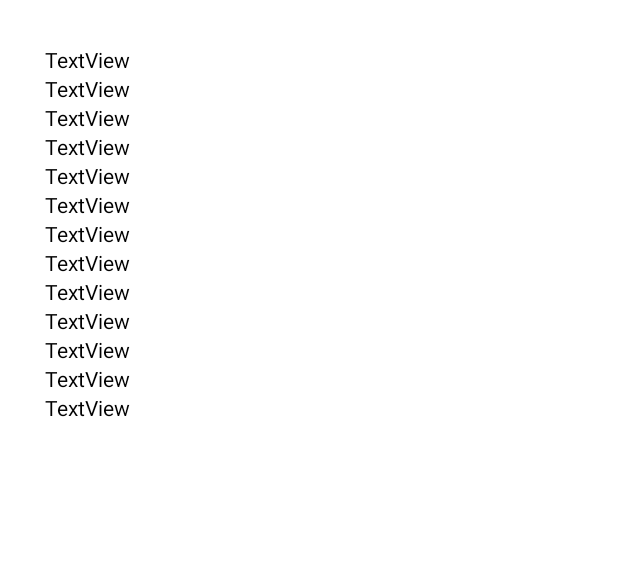
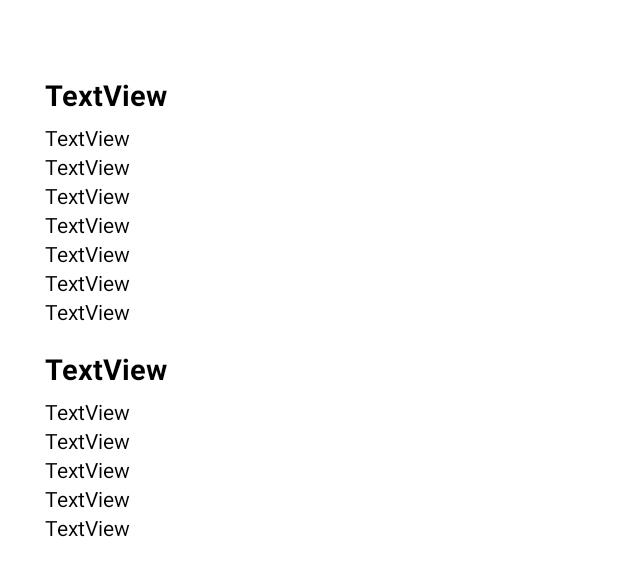
Before and after one commit to sohumk07/ParivaarApp, an Android app: the layout list_patient_data.xml on its own in the app's theme, with its tools: preview values and no code run, on a phone screen of 412 x 824 dp. Shown: the top 576 px of the screen. Run offline under Robolectric (Android 15) with nearby library versions, the phone set to English and light mode, and no system bars.

Commit message:
layout for patient data

```diff
--- a/app/src/main/java/com/example/parivaarapp/AdminPatientRegistration.java
+++ b/app/src/main/java/com/example/parivaarapp/AdminPatientRegistration.java
@@ -243,7 +243,7 @@ public class AdminPatientRegistration extends AppCompatActivity {
                 holder.bloodSugar.setText("Blood Sugar: " + model.getBloodSugar());
 
                 //Doctor notes attributes
-
+                holder.doctorNoteHeader.setText("Doctor's Notes for: " + model.getName());
                 holder.doctorNote.setText("Doctor's Description: " + model.getDoctorNote());
                 holder.doctorAdvice.setText("Doctor's advice: " + model.getDoctorAdvice());
                 holder.medicinesUsed.setText("Medicines Used: " + model.getMedicinesUsed());
@@ -290,6 +290,7 @@ public class AdminPatientRegistration extends AppCompatActivity {
         private TextView weight;
         private TextView bodyTemp;
         private TextView bloodSugar;
+        private TextView doctorNoteHeader;
         private TextView doctorNote;
         private TextView doctorAdvice;
         private TextView medicinesUsed;
@@ -317,6 +318,7 @@ public class AdminPatientRegistration extends AppCompatActivity {
             medicinesUsed = itemView.findViewById(R.id.medicinesUsed);
             followUpNeeded = itemView.findViewById(R.id.followUpNeeded);
             needOfReferral = itemView.findViewById(R.id.referralNeeded);
+            doctorNoteHeader = itemView.findViewById(R.id.doctorNoteHeader);
 
 
 
--- a/app/src/main/res/layout/list_patient_data.xml
+++ b/app/src/main/res/layout/list_patient_data.xml
@@ -9,6 +9,10 @@
     >
 
     <TextView
+        android:textStyle="bold"
+        android:paddingTop="20dp"
+        android:paddingBottom="6dp"
+        android:textSize="19dp"
         android:textColor="@color/black"
         android:id="@+id/name"
         android:layout_width="wrap_content"
@@ -82,13 +86,28 @@
         app:layout_constraintTop_toBottomOf="@+id/bodyTemp"
         app:layout_constraintStart_toStartOf="parent" />
 
+
+    <TextView
+        android:textColor="@color/black"
+        android:textStyle="bold"
+        android:textSize="19dp"
+        android:paddingTop="15dp"
+        android:paddingBottom="6dp"
+        android:id="@+id/doctorNoteHeader"
+        android:layout_width="wrap_content"
+        android:layout_height="wrap_content"
+        android:text="TextView"
+        app:layout_constraintTop_toBottomOf="@+id/bloodSugar"
+        app:layout_constraintStart_toStartOf="parent" />
+
+
     <TextView
         android:textColor="@color/black"
         android:id="@+id/doctorsNote"
         android:layout_width="wrap_content"
         android:layout_height="wrap_content"
         android:text="TextView"
-        app:layout_constraintTop_toBottomOf="@+id/bloodSugar"
+        app:layout_constraintTop_toBottomOf="@+id/doctorNoteHeader"
         app:layout_constraintStart_toStartOf="parent" />
 
     <TextView
```
